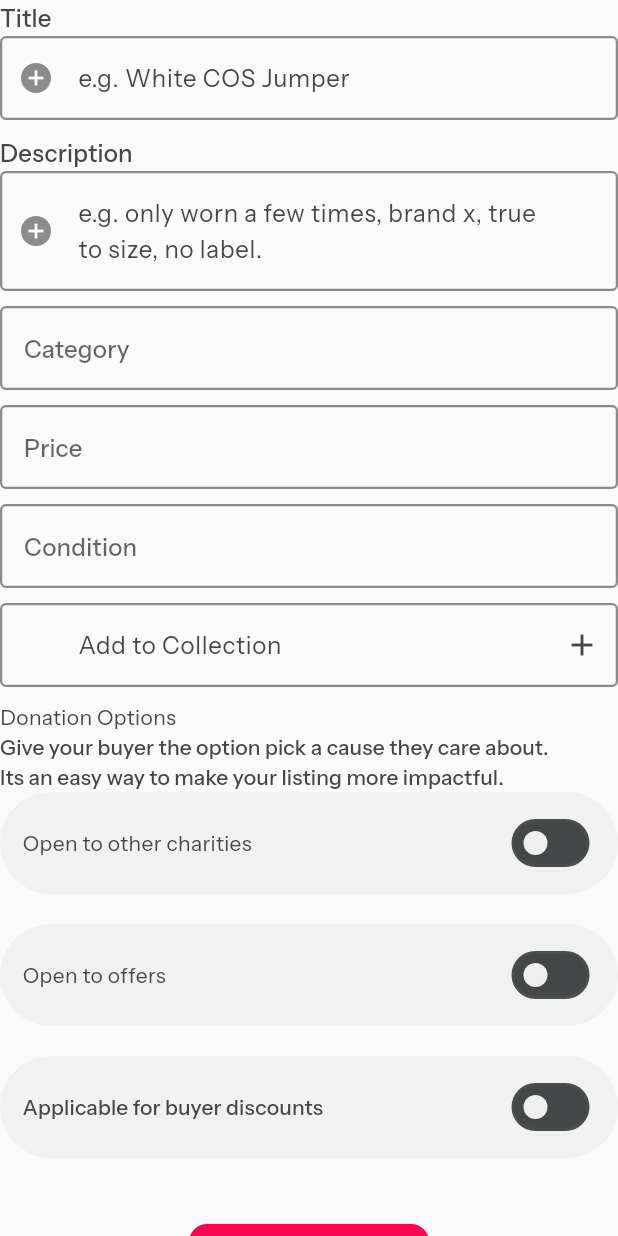
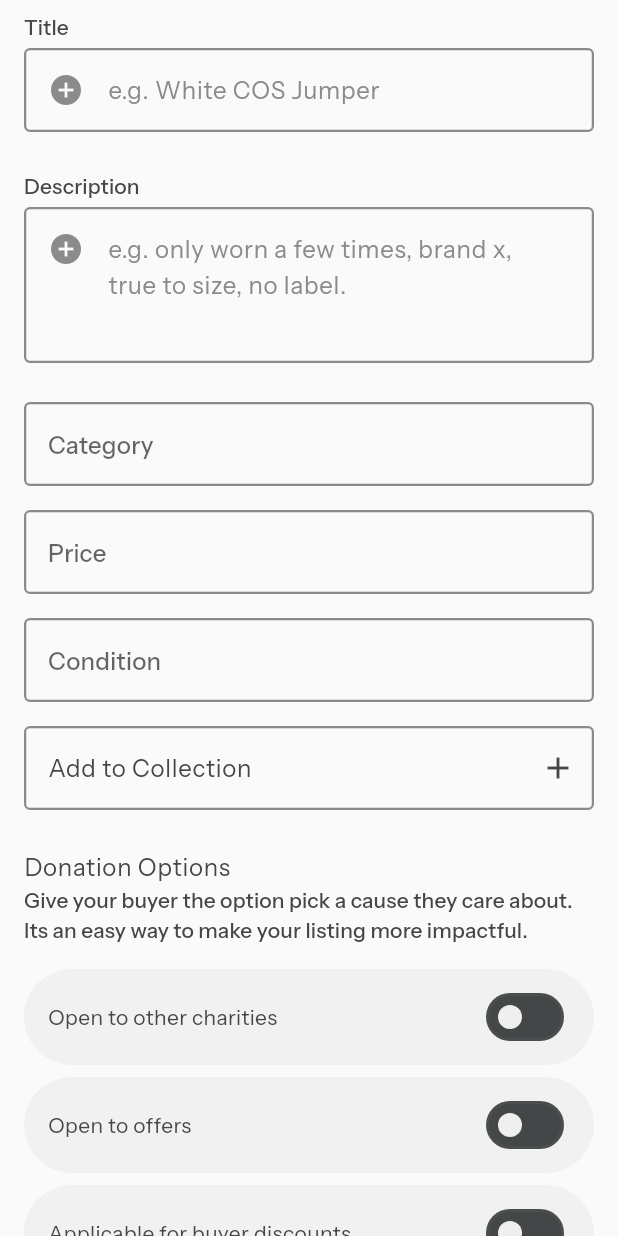
Before and after one commit to chh0871/MVP, a Flutter app: the DonationForm widget shown alone on an empty page, opened directly, on a phone screen of 412 x 824 dp. Run offline on Flutter 3.47's test engine with Material 3 defaults, Android fonts, the phone set to English and light mode, and no system bars; our stand-ins replace cloud_firestore, firebase_auth, firebase_core, firebase_storage, fl_chart, flutter_dotenv and 5 more; accounts and stored records are empty.

Commit message:
Refactor donation page

```diff
--- a/lib/features/donation/donation_page.dart
+++ b/lib/features/donation/donation_page.dart
@@ -10,17 +10,15 @@ class DonationPage extends StatelessWidget {
   Widget build(BuildContext context) {
     return Scaffold(
       appBar: AppBar(title: Text(AppStrings.donationsText)),
-      body: SingleChildScrollView(
-        child: Padding(
-          padding: const EdgeInsets.all(16.0),
-          child: Column(
-            children: const [
-              PhotoTipsBar(),
-              SizedBox(height: 20),
-              DonationForm(),
-            ],
+      body: ListView(
+        children: [
+          Padding(
+            padding: const EdgeInsets.symmetric(horizontal: 16, vertical: 8),
+            child: PhotoTipsBar(),
           ),
-        ),
+          SizedBox(height: 8),
+          DonationForm(),
+        ],
       ),
     );
   }
--- a/lib/features/donation/widgets/donation_dropdown_fields.dart
+++ b/lib/features/donation/widgets/donation_dropdown_field.dart
@@ -1,7 +1,7 @@
 import 'package:flutter/material.dart';
 
-class DropdownFields extends StatefulWidget {
-  const DropdownFields({
+class DonationDropdownField extends StatefulWidget {
+  const DonationDropdownField({
     super.key,
     required this.formFieldsHintText,
     required this.dropdownList,
@@ -13,16 +13,16 @@ class DropdownFields extends StatefulWidget {
   final ValueChanged<String?> onChanged;
 
   @override
-  DropdownFieldsState createState() => DropdownFieldsState();
+  DonationDropdownFieldState createState() => DonationDropdownFieldState();
 }
 
-class DropdownFieldsState extends State<DropdownFields> {
+class DonationDropdownFieldState extends State<DonationDropdownField> {
   String? selectedDropdownItem;
 
   @override
   Widget build(BuildContext context) {
     return Padding(
-      padding: const EdgeInsets.only(bottom: 10),
+      padding: const EdgeInsets.symmetric(horizontal: 16, vertical: 8),
       child: DropdownButtonFormField<String>(
         value: selectedDropdownItem,
         items: widget.dropdownList.map((item) {
@@ -38,7 +38,7 @@ class DropdownFieldsState extends State<DropdownFields> {
         },
         decoration: InputDecoration(
           hintText: widget.formFieldsHintText,
-          suffixIcon: Icon(Icons.keyboard_arrow_down),
+          suffixIcon: const Icon(Icons.arrow_drop_down),
         ),
       ),
     );
--- a/lib/features/donation/widgets/donation_form.dart
+++ b/lib/features/donation/widgets/donation_form.dart
@@ -6,8 +6,8 @@ import 'package:fluttertoast/fluttertoast.dart';
 import 'package:provider/provider.dart';
 
 import 'package:cherry_mvp/features/donation/widgets/donation_options.dart';
-import 'package:cherry_mvp/features/donation/widgets/donation_form_fields.dart';
-import 'package:cherry_mvp/features/donation/widgets/donation_dropdown_fields.dart';
+import 'package:cherry_mvp/features/donation/widgets/donation_form_field.dart';
+import 'package:cherry_mvp/features/donation/widgets/donation_dropdown_field.dart';
 import 'package:cherry_mvp/features/donation/donation_viewmodel.dart';
 
 class DonationForm extends StatefulWidget {
@@ -67,41 +67,39 @@ class DonationFormState extends State<DonationForm> {
       key: _formKey,
       child: Column(
         children: [
-          DonationFormFields(
-            formFieldsController: _titleController,
-            formFieldsHintText: TitleHintText,
-            formFieldsTitle: TitleText,
-            icon: Icons.add_circle,
-            iconSuffix: null,
+          DonationFormField(
+            controller: _titleController,
+            hintText: TitleHintText,
+            title: TitleText,
+            hintIcon: Icons.add_circle,
           ),
-          DonationFormFields(
-            formFieldsController: _descriptionController,
-            formFieldsHintText: DescriptionHintText,
-            formFieldsTitle: DescriptionText,
-            icon: Icons.add_circle,
-            iconSuffix: null,
+          DonationFormField(
+            controller: _descriptionController,
+            hintText: DescriptionHintText,
+            title: DescriptionText,
+            hintIcon: Icons.add_circle,
+            minLines: 3,
           ),
-          DropdownFields(
+          DonationDropdownField(
             formFieldsHintText: CategoryHintText,
             dropdownList: CategoryDropdownList,
             onChanged: (val) => setState(() => selectedCategory = val!),
           ),
-          DropdownFields(
+          DonationDropdownField(
             formFieldsHintText: PriceHintText,
             dropdownList: PriceDropdownList,
             onChanged: (val) => setState(() => selectedPrice = val!),
           ),
-          DropdownFields(
+          DonationDropdownField(
             formFieldsHintText: ConditionHintText,
             dropdownList: ConditionDropdownList,
             onChanged: (val) => setState(() => selectedCondition = val!),
           ),
-          DonationFormFields(
-            formFieldsController: _addToCollectionController,
-            formFieldsHintText: AddToCollectionHintText,
-            formFieldsTitle: AddToCollectionText,
-            icon: null,
-            iconSuffix: Icons.add,
+          DonationFormField(
+            controller: _addToCollectionController,
+            hintText: AddToCollectionHintText,
+            title: AddToCollectionText,
+            suffixIcon: Icons.add,
           ),
           DonationOptions(
             isSwitchedOpenToOtherCharity: isSwitchedOpenToOtherCharity,
@@ -113,10 +111,14 @@ class DonationFormState extends State<DonationForm> {
             toggleSwitchApplicableBuyerDiscounts:
                 toggleSwitchApplicableBuyerDiscounts,
           ),
-          const SizedBox(height: 20),
-          viewModel.status.type == StatusType.loading
+          Padding(
+            padding: EdgeInsets.all(16),
+            child: viewModel.status.type == StatusType.loading
                 ? const Center(child: CircularProgressIndicator())
-              : FilledButton(
+                : SizedBox(
+                    height: 56,
+                    width: double.infinity,
+                    child: FilledButton(
                       onPressed: () {
                         if (_formKey.currentState!.validate()) {
                           if (selectedCategory.isEmpty ||
@@ -132,7 +134,8 @@ class DonationFormState extends State<DonationForm> {
                       },
                       child: Text("Submit Donation"),
                     ),
-          const SizedBox(height: 20),
+                  ),
+          ),
         ],
       ),
     );
--- /dev/null
+++ b/lib/features/donation/widgets/donation_form_field.dart
@@ -0,0 +1,73 @@
+import 'package:flutter/material.dart';
+import 'package:cherry_mvp/core/utils/utils.dart';
+
+class DonationFormField extends StatelessWidget {
+  final TextEditingController controller;
+  final String hintText;
+  final String? title;
+  final IconData? hintIcon;
+  final IconData? suffixIcon;
+  final int? minLines;
+
+  const DonationFormField(
+      {super.key,
+      required this.controller,
+      required this.hintText,
+      this.hintIcon,
+      this.title,
+      this.suffixIcon,
+      this.minLines});
+
+  @override
+  Widget build(BuildContext context) {
+    return Padding(
+      padding: EdgeInsets.symmetric(horizontal: 16, vertical: 8),
+      child: Column(
+        crossAxisAlignment: CrossAxisAlignment.start,
+        spacing: 4,
+        children: [
+          if ((title ?? "").isNotEmpty)
+            Text(
+              title!,
+              style: Theme.of(context).textTheme.labelLarge?.copyWith(
+                    color: Theme.of(context).colorScheme.onSurfaceVariant,
+                  ),
+            ),
+          Padding(
+              padding: EdgeInsets.only(bottom: 10),
+              child: TextFormField(
+                maxLines: null,
+                controller: controller,
+                minLines: minLines,
+                validator: validateDonationFormFields,
+                decoration: InputDecoration(
+                    hintText: hintIcon == null ? hintText : null,
+                    hint: hintIcon != null
+                        ? Row(
+                            crossAxisAlignment: CrossAxisAlignment.start,
+                            spacing: 16,
+                            children: [
+                                Icon(
+                                  hintIcon,
+                                  color:
+                                      Theme.of(context).colorScheme.secondary,
+                                ),
+                                Expanded(
+                                    child: Text(hintText,
+                                        maxLines: minLines,
+                                        style: Theme.of(context)
+                                            .textTheme
+                                            .bodyLarge
+                                            ?.copyWith(
+                                                color: Theme.of(context)
+                                                    .colorScheme
+                                                    .secondary))),
+                              ])
+                        : null,
+                    suffixIcon: Icon(suffixIcon)),
+              )),
+        ],
+      ),
+    );
+  }
+}
--- a/lib/features/donation/widgets/donation_form_fields.dart
+++ /dev/null
@@ -1,66 +0,0 @@
-import 'package:flutter/material.dart';
-import 'package:cherry_mvp/core/config/config.dart';
-import 'package:cherry_mvp/core/utils/utils.dart';
-
-class DonationFormFields extends StatefulWidget {
-  const DonationFormFields(
-      {super.key,
-      required this.formFieldsController,
-      required this.formFieldsHintText,
-      required this.formFieldsTitle,
-      required this.icon,
-      required this.iconSuffix});
-
-  final TextEditingController formFieldsController;
-  final String formFieldsHintText;
-  final String formFieldsTitle;
-  final IconData? icon;
-  final IconData? iconSuffix;
-
-  @override
-  FormFieldsState createState() => FormFieldsState();
-}
-
-class FormFieldsState extends State<DonationFormFields> {
-  bool formFieldsIsEmpty = true;
-
-  void formFieldsCheckEmptiness(value) {
-    setState(() {
-      if (value.isEmpty) {
-        formFieldsIsEmpty = true;
-      } else {
-        formFieldsIsEmpty = false;
-      }
-    });
-  }
-
-  @override
-  Widget build(BuildContext context) {
-    return Column(
-      crossAxisAlignment: CrossAxisAlignment.start,
-      children: [
-        if (widget.formFieldsTitle != "")
-          Text(
-            widget.formFieldsTitle,
-            style: Theme.of(context).textTheme.titleMedium?.copyWith(
-                  color: Theme.of(context).colorScheme.onSurfaceVariant,
-                ),
-          ),
-
-        // Form TextField
-        Padding(
-            padding: EdgeInsets.only(bottom: 10),
-            child: TextFormField(
-              maxLines: null,
-              controller: widget.formFieldsController,
-              validator: validateDonationFormFields,
-              onChanged: formFieldsCheckEmptiness,
-              decoration: InputDecoration(
-                  hintText: widget.formFieldsHintText,
-                  prefixIcon: formFieldsIsEmpty ? Icon(widget.icon) : null,
-                  suffixIcon: Icon(widget.iconSuffix)),
-            )),
-      ],
-    );
-  }
-}
--- /dev/null
+++ b/lib/features/donation/widgets/donation_option.dart
@@ -0,0 +1,49 @@
+import 'package:flutter/material.dart';
+
+class DonationOption extends StatelessWidget {
+  final String labelText;
+  final bool value;
+  final void Function(bool) onChanged;
+
+  const DonationOption({
+    super.key,
+    required this.labelText,
+    required this.value,
+    required this.onChanged,
+  });
+
+  @override
+  Widget build(BuildContext context) {
+    return Material(
+      clipBehavior: Clip.antiAlias,
+      color: Theme.of(context).colorScheme.surfaceContainerHighest,
+      shape: StadiumBorder(),
+      child: InkWell(
+        onTap: () => onChanged(!value),
+        borderRadius: BorderRadius.circular(30),
+        child: Padding(
+          padding: EdgeInsets.symmetric(vertical: 8, horizontal: 16.0),
+          child: Row(
+            mainAxisAlignment: MainAxisAlignment.spaceBetween,
+            children: [
+              Expanded(
+                child: Text(
+                  labelText,
+                  style: TextStyle(
+                      color: Theme.of(context).colorScheme.onSurfaceVariant),
+                ),
+              ),
+              Switch.adaptive(
+                value: value,
+                onChanged: onChanged,
+                inactiveTrackColor:
+                    Theme.of(context).colorScheme.onSurfaceVariant,
+                activeTrackColor: Theme.of(context).colorScheme.primary,
+              ),
+            ],
+          ),
+        ),
+      ),
+    );
+  }
+}
--- a/lib/features/donation/widgets/donation_options.dart
+++ b/lib/features/donation/widgets/donation_options.dart
@@ -1,3 +1,4 @@
+import 'package:cherry_mvp/features/donation/widgets/donation_option.dart';
 import 'package:flutter/material.dart';
 import 'package:cherry_mvp/core/config/config.dart';
 
@@ -23,95 +24,47 @@ class DonationOptions extends StatelessWidget {
 
   @override
   Widget build(BuildContext context) {
-    return Column(crossAxisAlignment: CrossAxisAlignment.start, children: [
-      Text(
+    return Column(
+      crossAxisAlignment: CrossAxisAlignment.start,
+      children: [
+        ListTile(
+          title: Text(
             AppStrings.donation_options_Text,
             style: TextStyle(
               color: Theme.of(context).colorScheme.onSurfaceVariant,
             ),
           ),
-      Text(
-        AppStrings.give_your_buyer_Text,
+          subtitle: Text(
+            '${AppStrings.give_your_buyer_Text}\n${AppStrings.easy_way_Text}',
             style: Theme.of(context).textTheme.labelLarge?.copyWith(
                   color: Theme.of(context).colorScheme.onSurfaceVariant,
                 ),
           ),
-      Text(
-        AppStrings.easy_way_Text,
-        style: Theme.of(context).textTheme.labelLarge?.copyWith(
-              color: Theme.of(context).colorScheme.onSurfaceVariant,
         ),
+        Padding(
+          padding: EdgeInsets.symmetric(horizontal: 16, vertical: 8),
+          child: Column(
+            spacing: 8,
+            children: [
+              DonationOption(
+                labelText: AppStrings.open_to_other_charities_Text,
+                value: isSwitchedOpenToOtherCharity,
+                onChanged: toggleSwitchOpenToOtherCharity ?? (value) {},
               ),
-      Container(
-          width: double.infinity,
-          padding: EdgeInsets.symmetric(vertical: 10.0, horizontal: 15.0),
-          margin: EdgeInsets.only(bottom: 20.0),
-          decoration: BoxDecoration(
-            color: Theme.of(context).colorScheme.surfaceContainerHighest,
-            borderRadius: BorderRadius.circular(50.0),
+              DonationOption(
+                labelText: AppStrings.open_to_offers_Text,
+                value: isSwitchedOpenToOffer,
+                onChanged: toggleSwitchOpenToOffer ?? (value) {},
               ),
-          child:
-              Row(mainAxisAlignment: MainAxisAlignment.spaceBetween, children: [
-            Text(
-              AppStrings.open_to_other_charities_Text,
-              style: TextStyle(
-                  color: Theme.of(context).colorScheme.onSurfaceVariant),
+              DonationOption(
+                labelText: AppStrings.applicable_for_buyer_discounts_Text,
+                value: isSwitchedApplicableBuyerDiscounts,
+                onChanged: toggleSwitchApplicableBuyerDiscounts ?? (value) {},
               ),
-            Switch.adaptive(
-              value: isSwitchedOpenToOtherCharity,
-              onChanged: toggleSwitchOpenToOtherCharity,
-              inactiveTrackColor:
-                  Theme.of(context).colorScheme.onSurfaceVariant,
-              activeTrackColor: Theme.of(context).colorScheme.primary,
+            ],
+          ),
         )
-          ])),
-      Container(
-          width: double.infinity,
-          padding: EdgeInsets.symmetric(vertical: 10.0, horizontal: 15.0),
-          margin: EdgeInsets.only(bottom: 20.0),
-          decoration: BoxDecoration(
-            color: Theme.of(context).colorScheme.surfaceContainerHighest,
-            borderRadius: BorderRadius.circular(50.0),
-          ),
-          child:
-              Row(mainAxisAlignment: MainAxisAlignment.spaceBetween, children: [
-            Text(
-              AppStrings.open_to_offers_Text,
-              style: TextStyle(
-                color: Theme.of(context).colorScheme.onSurfaceVariant,
-              ),
-            ),
-            Switch.adaptive(
-              value: isSwitchedOpenToOffer,
-              onChanged: toggleSwitchOpenToOffer,
-              inactiveTrackColor:
-                  Theme.of(context).colorScheme.onSurfaceVariant,
-              activeTrackColor: Theme.of(context).colorScheme.primary,
-            )
-          ])),
-      Container(
-          width: double.infinity,
-          padding: EdgeInsets.symmetric(vertical: 10.0, horizontal: 15.0),
-          margin: EdgeInsets.only(bottom: 20.0),
-          decoration: BoxDecoration(
-            color: Theme.of(context).colorScheme.surfaceContainerHighest,
-            borderRadius: BorderRadius.circular(50.0),
-          ),
-          child:
-              Row(mainAxisAlignment: MainAxisAlignment.spaceBetween, children: [
-            Text(
-              AppStrings.applicable_for_buyer_discounts_Text,
-              style: Theme.of(context).textTheme.labelLarge?.copyWith(
-                  color: Theme.of(context).colorScheme.onSurfaceVariant),
-            ),
-            Switch.adaptive(
-              value: isSwitchedApplicableBuyerDiscounts,
-              onChanged: toggleSwitchApplicableBuyerDiscounts,
-              inactiveTrackColor:
-                  Theme.of(context).colorScheme.onSurfaceVariant,
-              activeTrackColor: Theme.of(context).colorScheme.primary,
-            )
-          ])),
-    ]);
+      ],
+    );
   }
 }
--- a/lib/features/donation/widgets/photo_tips_bar.dart
+++ b/lib/features/donation/widgets/photo_tips_bar.dart
@@ -7,20 +7,25 @@ class PhotoTipsBar extends StatelessWidget {
 
   @override
   Widget build(BuildContext context) {
-    return Container(
-      width: double.infinity,
-      decoration: BoxDecoration(
+    return Material(
       color: Theme.of(context).colorScheme.primary,
-        borderRadius: BorderRadius.circular(5),
-      ),
+      borderRadius: BorderRadius.circular(8),
+      child: InkWell(
+        borderRadius: BorderRadius.circular(8),
+        onTap: () {
+          showDialog(
+            context: context,
+            builder: (context) => PhotoTipsDialog(), // show the dialog on tap
+          );
+        },
         child: Padding(
-        padding: const EdgeInsets.symmetric(vertical: 6, horizontal: 13),
+          padding: const EdgeInsets.all(16),
           child: Row(
             crossAxisAlignment: CrossAxisAlignment.center,
+            spacing: 16,
             children: [
               Icon(Icons.info_outline,
-                color: Theme.of(context).colorScheme.onPrimary, size: 30),
-            const SizedBox(width: 10),
+                  color: Theme.of(context).colorScheme.onPrimary, size: 32),
               Flexible(
                 child: Text(
                   AppStrings.catchEyesText,
@@ -29,19 +34,13 @@ class PhotoTipsBar extends StatelessWidget {
                       ),
                 ),
               ),
-            const SizedBox(width: 10),
-            GestureDetector(
-              onTap: () => showDialog(
-                context: context,
-                builder: (context) => const PhotoTipsDialog(),
-              ),
-              child: Text(
+              Text(
                 AppStrings.learnHow,
                 style:
                     TextStyle(color: Theme.of(context).colorScheme.onPrimary),
               ),
+            ],
           ),
-          ],
         ),
       ),
     );
--- a/lib/features/settings/widgets/settings_item.dart
+++ b/lib/features/settings/widgets/settings_item.dart
@@ -39,7 +39,7 @@ class SettingsItem extends StatelessWidget {
                         fontWeight: FontWeight.w500,
                       ),
                     ),
-                    const SizedBox(width: 10),
+                    const SizedBox(width: 8),
                     Icon(
                       Icons.chevron_right,
                       color: Theme.of(context).colorScheme.onSurfaceVariant,
```
Lines whose indentation alone changed are shown as unchanged.
